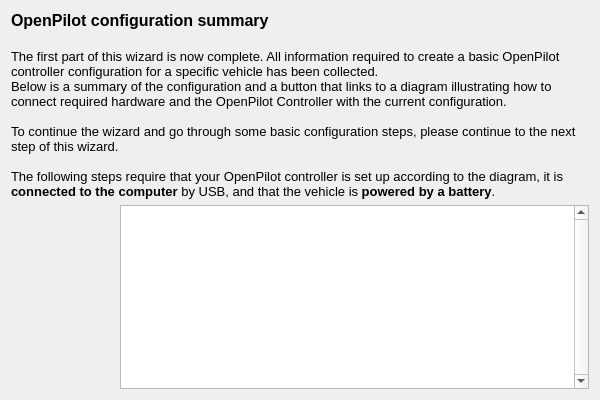
This is ground/openpilotgcs/src/plugins/setupwizard/pages/summarypage.ui in openpilot/OpenPilot as Qt 5 draws it before an edit. The edited form follows.
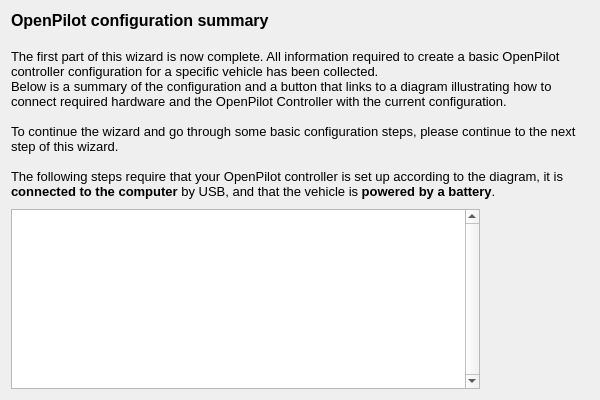
This is the edited form. Icons and pictures are not drawn.

The edit to the form file:
```diff
--- a/ground/openpilotgcs/src/plugins/setupwizard/pages/summarypage.ui
+++ b/ground/openpilotgcs/src/plugins/setupwizard/pages/summarypage.ui
@@ -40,6 +40,27 @@
    </item>
    <item>
     <layout class="QHBoxLayout" name="horizontalLayout">
+     <property name="topMargin">
+      <number>4</number>
+     </property>
+     <item>
+      <widget class="QTextEdit" name="configurationSummary">
+       <property name="font">
+        <font>
+         <pointsize>10</pointsize>
+        </font>
+       </property>
+       <property name="verticalScrollBarPolicy">
+        <enum>Qt::ScrollBarAlwaysOn</enum>
+       </property>
+       <property name="horizontalScrollBarPolicy">
+        <enum>Qt::ScrollBarAlwaysOff</enum>
+       </property>
+       <property name="textInteractionFlags">
+        <set>Qt::TextSelectableByKeyboard|Qt::TextSelectableByMouse</set>
+       </property>
+      </widget>
+     </item>
      <item>
       <widget class="QToolButton" name="illustrationButton">
        <property name="toolTip">
@@ -76,24 +97,6 @@
        </property>
       </widget>
      </item>
-     <item>
-      <widget class="QTextEdit" name="configurationSummary">
-       <property name="font">
-        <font>
-         <pointsize>10</pointsize>
-        </font>
-       </property>
-       <property name="verticalScrollBarPolicy">
-        <enum>Qt::ScrollBarAlwaysOn</enum>
-       </property>
-       <property name="horizontalScrollBarPolicy">
-        <enum>Qt::ScrollBarAlwaysOff</enum>
-       </property>
-       <property name="textInteractionFlags">
-        <set>Qt::TextSelectableByKeyboard|Qt::TextSelectableByMouse</set>
-       </property>
-      </widget>
-     </item>
     </layout>
    </item>
   </layout>
```
